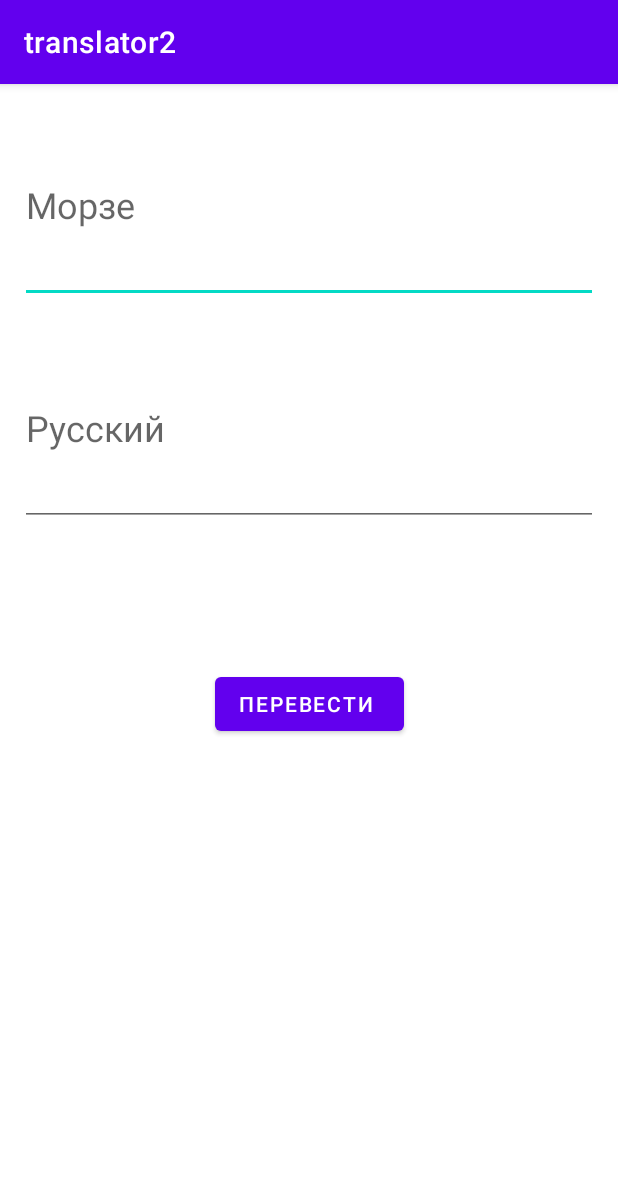
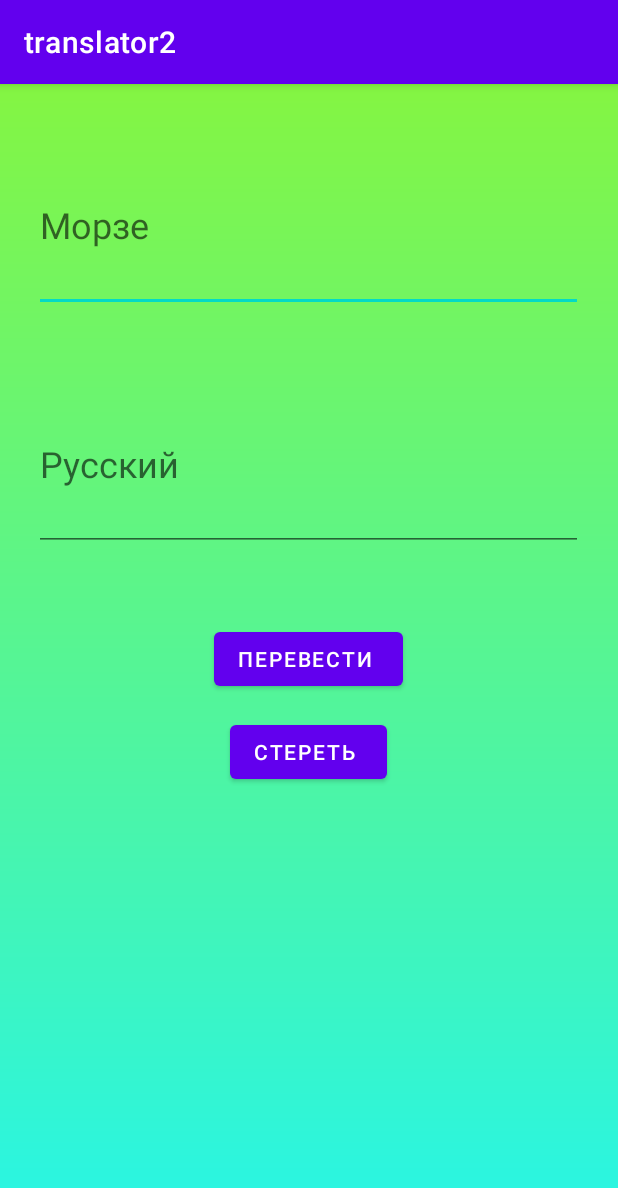
Before and after one commit to nPocTocax/translator2, an Android app: the screen it shows after launch (MainActivity), on a phone screen of 412 x 824 dp. Shown: the top 1188 px of the screen. Run offline under Robolectric (Android 15) with nearby library versions, the phone set to English and light mode, and no system bars.

Commit message:
работает3

```diff
--- a/app/src/main/java/com/example/translator2/MainActivity.java
+++ b/app/src/main/java/com/example/translator2/MainActivity.java
@@ -1,5 +1,6 @@
 package com.example.translator2;
 
+import android.graphics.Color;
 import android.os.Bundle;
 import android.view.View;
 import android.widget.Button;
@@ -13,18 +14,19 @@ public class MainActivity extends AppCompatActivity {
     public Button button;
     public EditText editText;
     public EditText editMorse;
+    public Button button2;
+
+
+
 
     char[] russian = {'а', 'б', 'в', 'г', 'д', 'е', 'ж', 'з', 'и', 'й', 'к',
             'л', 'м', 'н', 'о', 'п', 'р', 'с', 'т', 'у', 'ф', 'х', 'ц',
-            'ч', 'ш', 'щ', 'ъ', 'ы', 'ь', 'э', 'ю', 'я', ' '};
-    char[] russian2 = {'a', 'b', 'v', 'g', 'd', 'e', 'j', 'z', 'i', 'y', 'k',
-            'l', 'm', 'n', 'o', 'p', 'r', 'c', 't', 'y', 'f', 'h', 'c',
-            '4', 'W', 'W', '6', '7', '8', '9', '3', 'j', ' '};
+            'ч', 'ш', 'щ', 'ъ', 'ы', 'ь', 'э', 'ю', 'я', ' ', '1', '2', '3', '4', '5', '6', '7', '8', '9', '0', '.', ',', '-', '?', '!', };
 
     String[] morse = {".-", "-...", ".--", "--.", "-..", ".", "...-", "--..", "..", ".---",
             "-.-", ".-..", "--", "-.", "---", ".--.", ".-.", "...", "-",
             "..-", "..-.", "....", "-.-.", "---.", "----", "--.-", "--.--", "-.--",
-            "-..-", "..-..", "..--", ".-.-", " "};
+            "-..-", "..-..", "..--", ".-.-", "", ".----", "..---", "...--", "....-", ".....", "-....", "--...", "---..", "----.", "-----", ".-.-.-", "--..--", "-....-", "..--..", "-.-.--", " "};
 
     @Override
     protected void onCreate(Bundle savedInstanceState) {
@@ -34,6 +36,16 @@ public class MainActivity extends AppCompatActivity {
         button = findViewById(R.id.button);
         editText = findViewById(R.id.editText);
         editMorse = findViewById(R.id.editMorse);
+        button2 = findViewById(R.id.button2);
+
+        button2.setOnClickListener(new View.OnClickListener() {
+            @Override
+            public void onClick(View view) {
+                editText.setText("");
+                editMorse.setText("");
+
+            }
+        });
 
         button.setOnClickListener(new View.OnClickListener() {
             @Override
@@ -63,7 +75,7 @@ public class MainActivity extends AppCompatActivity {
 
     String translateToMorse(char letter){
         for (int i = 0; i < russian.length; i++) {
-            if (letter == russian2[i]) {
+            if (letter == russian[i]) {
                 return morse[i];
             }
         }
@@ -74,7 +86,7 @@ public class MainActivity extends AppCompatActivity {
     char traslateFromMorse(String str) {
         for (int i = 0; i < morse.length; i++) {
             if(str.equals(morse[i])){
-                return russian2[i];
+                return russian[i];
             }
         }
         return '@';
--- /dev/null
+++ b/app/src/main/res/drawable/gradient_background.xml
@@ -0,0 +1,7 @@
+<shape xmlns:android="http://schemas.android.com/apk/res/android"
+    android:shape="rectangle">
+    <gradient
+        android:startColor="#84f542"
+        android:endColor="#27f5e7"
+        android:angle="270" />
+</shape>
--- a/app/src/main/res/layout/activity_main.xml
+++ b/app/src/main/res/layout/activity_main.xml
@@ -7,31 +7,41 @@
     android:layout_height="match_parent"
     tools:context=".MainActivity">
 
+    <LinearLayout
+        android:layout_width="match_parent"
+        android:layout_height="match_parent"
+        android:background="@drawable/gradient_background">
+        <!-- Ваше содержимое -->
+    </LinearLayout>
+
+
     <EditText
         android:id="@+id/editMorse"
-        android:layout_width="385dp"
-        android:layout_height="130dp"
+        android:layout_width="366dp"
+        android:layout_height="116dp"
         android:hint="Морзе"
         android:textSize="24sp"
         app:layout_constraintBottom_toBottomOf="parent"
         app:layout_constraintEnd_toEndOf="parent"
+        app:layout_constraintHorizontal_bias="0.488"
         app:layout_constraintStart_toStartOf="parent"
         app:layout_constraintTop_toTopOf="parent"
-        app:layout_constraintVertical_bias="0.025" />
+        app:layout_constraintVertical_bias="0.055" />
 
     <EditText
         android:id="@+id/editText"
-        android:layout_width="385dp"
-        android:layout_height="130dp"
+        android:layout_width="366dp"
+        android:layout_height="116dp"
         android:ems="10"
         android:hint="Русский"
         android:inputType="text"
         android:textSize="24sp"
         app:layout_constraintBottom_toBottomOf="parent"
         app:layout_constraintEnd_toEndOf="parent"
+        app:layout_constraintHorizontal_bias="0.488"
         app:layout_constraintStart_toStartOf="parent"
         app:layout_constraintTop_toTopOf="parent"
-        app:layout_constraintVertical_bias="0.258" />
+        app:layout_constraintVertical_bias="0.3" />
 
     <Button
         android:id="@+id/button"
@@ -40,8 +50,21 @@
         android:text="Перевести "
         app:layout_constraintBottom_toBottomOf="parent"
         app:layout_constraintEnd_toEndOf="parent"
+        app:layout_constraintHorizontal_bias="0.498"
         app:layout_constraintStart_toStartOf="parent"
         app:layout_constraintTop_toTopOf="parent"
-        app:layout_constraintVertical_bias="0.541" />
+        app:layout_constraintVertical_bias="0.499" />
+
+    <Button
+        android:id="@+id/button2"
+        android:layout_width="wrap_content"
+        android:layout_height="wrap_content"
+        android:text="стереть "
+        app:layout_constraintBottom_toBottomOf="parent"
+        app:layout_constraintEnd_toEndOf="parent"
+        app:layout_constraintHorizontal_bias="0.498"
+        app:layout_constraintStart_toStartOf="parent"
+        app:layout_constraintTop_toTopOf="parent"
+        app:layout_constraintVertical_bias="0.585" />
 
 </androidx.constraintlayout.widget.ConstraintLayout>
```
